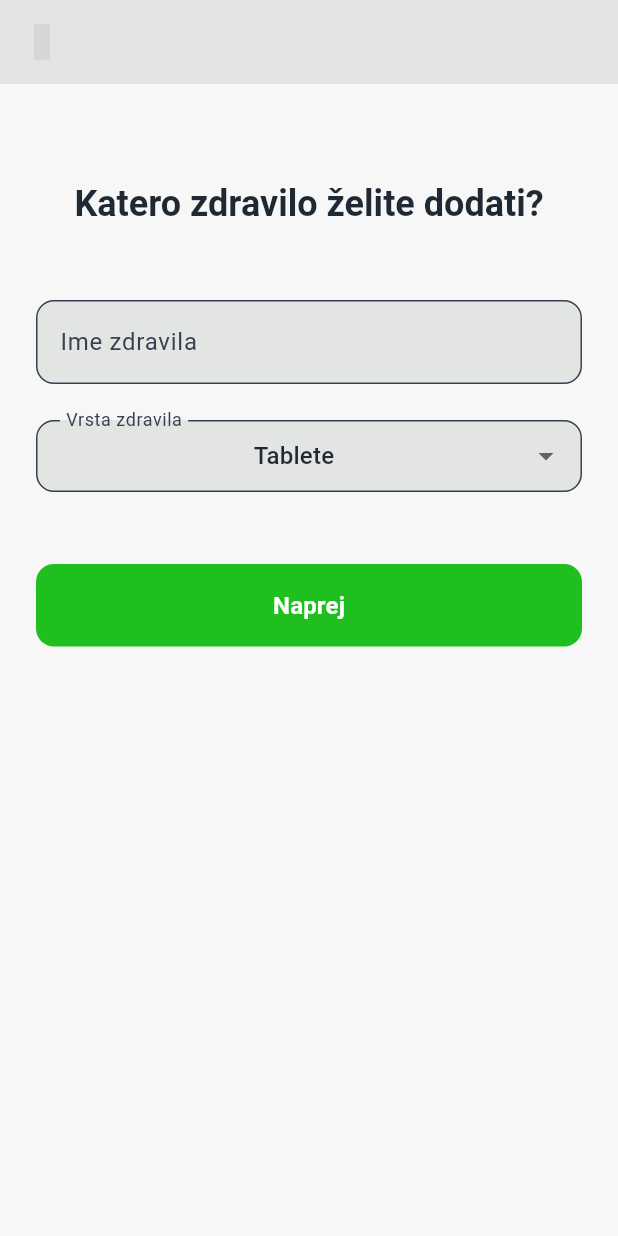
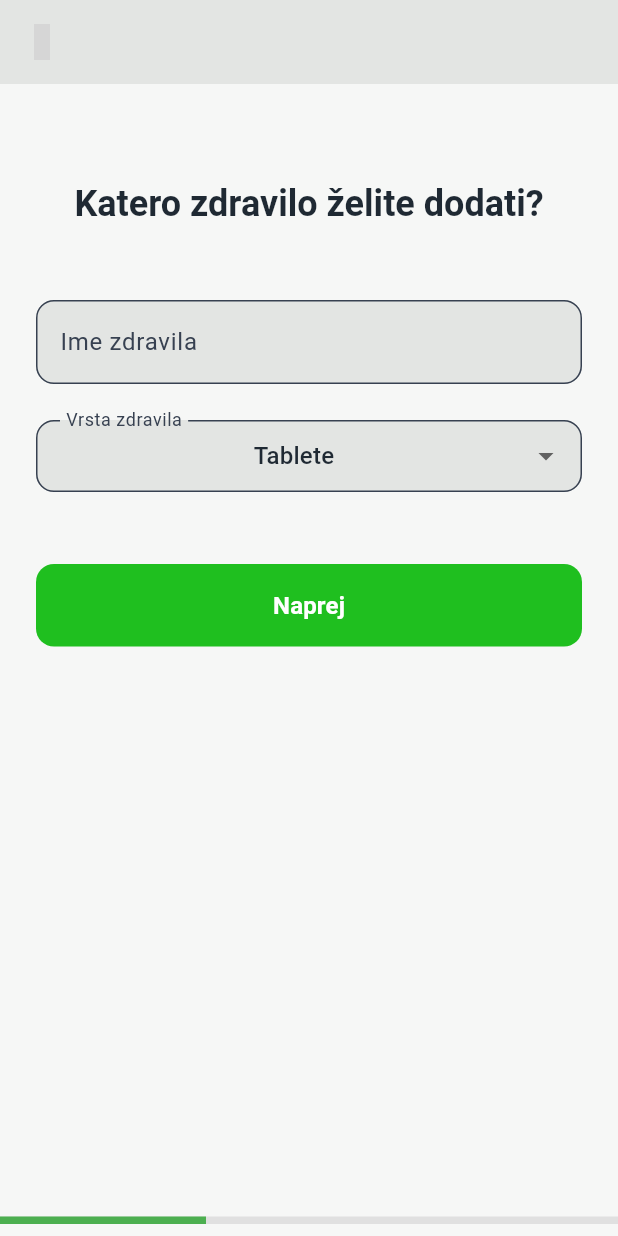
Before and after one commit to namedTim/lekec, a Flutter app: the AddMedicationScreen screen opened by its route, on a phone screen of 412 x 824 dp. Run offline on Flutter 3.47's test engine with Material 3 defaults, Android fonts, the phone set to English and light mode, and no system bars; our stand-ins replace drift, flutter_riverpod, go_router, material_symbols_icons, riverpod, riverpod_annotation; accounts and stored records are empty; generated files the repository leaves out were written again; grey boxes are pictures that could not be loaded.

Commit message:
progress bar

```diff
--- /dev/null
+++ b/lib/ui/components/step_progress_indicator.dart
@@ -0,0 +1,36 @@
+import 'package:flutter/material.dart';
+
+class StepProgressIndicator extends StatelessWidget {
+  final int currentStep;
+  final int totalSteps;
+
+  const StepProgressIndicator({
+    super.key,
+    required this.currentStep,
+    required this.totalSteps,
+  });
+
+  @override
+  Widget build(BuildContext context) {
+    final progress = currentStep / totalSteps;
+
+    return Padding(
+      padding: const EdgeInsets.only(bottom: 8.0),
+      child: Container(
+        height: 5,
+        decoration: BoxDecoration(
+          color: Colors.grey.shade300,
+        ),
+        child: FractionallySizedBox(
+          alignment: Alignment.centerLeft,
+          widthFactor: progress,
+          child: Container(
+            decoration: const BoxDecoration(
+              color: Colors.green,
+            ),
+          ),
+        ),
+      ),
+    );
+  }
+}
--- a/lib/ui/screens/add_medication.dart
+++ b/lib/ui/screens/add_medication.dart
@@ -6,6 +6,7 @@ import 'package:drift/drift.dart' as drift;
 import 'package:lekec/database/drift_database.dart';
 import 'package:lekec/database/tables/medications.dart';
 import 'package:lekec/features/core/providers/database_provider.dart';
+import 'package:lekec/ui/components/step_progress_indicator.dart';
 import 'dart:developer' as developer;
 
 class AddMedicationScreen extends ConsumerStatefulWidget {
@@ -201,6 +202,10 @@ class _AddMedicationScreenState extends ConsumerState<AddMedicationScreen> {
           ),
         ),
       ),
+      bottomNavigationBar: const StepProgressIndicator(
+        currentStep: 1,
+        totalSteps: 3,
+      ),
     );
   }
 }
--- a/lib/ui/screens/medication_frequency_selection.dart
+++ b/lib/ui/screens/medication_frequency_selection.dart
@@ -2,6 +2,7 @@ import 'package:flutter/material.dart';
 import 'package:go_router/go_router.dart';
 import 'package:material_symbols_icons/symbols.dart';
 import 'package:lekec/database/tables/medications.dart';
+import 'package:lekec/ui/components/step_progress_indicator.dart';
 
 enum FrequencyOption {
   onceDaily,
@@ -132,8 +133,10 @@ class _MedicationFrequencySelectionScreenState
             ],
           ),
         ),
-      ),
-    );
+      ),      bottomNavigationBar: const StepProgressIndicator(
+        currentStep: 2,
+        totalSteps: 3,
+      ),    );
   }
 }
 
--- a/lib/ui/screens/simple_medication_planning.dart
+++ b/lib/ui/screens/simple_medication_planning.dart
@@ -6,6 +6,7 @@ import 'package:material_symbols_icons/symbols.dart';
 import 'package:drift/drift.dart' as drift;
 import 'package:lekec/database/tables/medications.dart';
 import 'package:lekec/ui/components/quantity_selector.dart';
+import 'package:lekec/ui/components/step_progress_indicator.dart';
 import 'package:lekec/features/core/providers/database_provider.dart';
 import 'dart:developer' as developer;
 import 'medication_frequency_selection.dart' show FrequencyOption;
@@ -236,6 +237,10 @@ class _SimpleMedicationPlanningScreenState
           ),
         ),
       ),
+      bottomNavigationBar: const StepProgressIndicator(
+        currentStep: 3,
+        totalSteps: 3,
+      ),
     );
   }
 }
```
